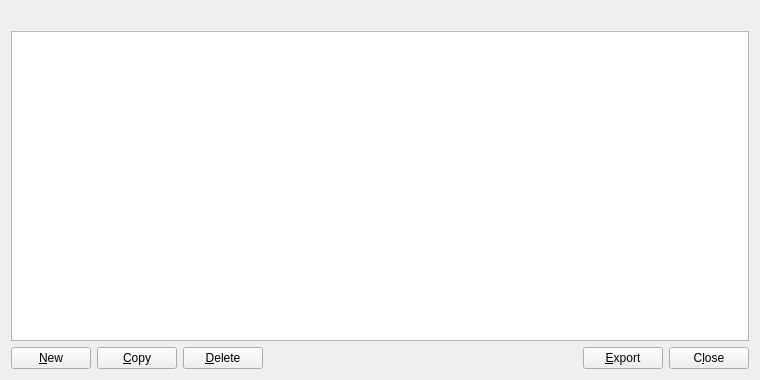
Before: the Qt Designer form src/qt/forms/addressbookpage.ui in SilubiumProject/slucore, drawn with Qt 5.
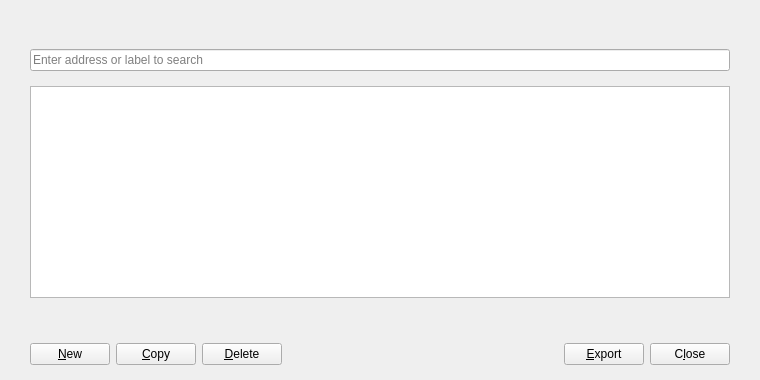
After: the same form once the commit is applied. Icons and pictures are not drawn.

The edit to the form file:
```diff
--- a/src/qt/forms/addressbookpage.ui
+++ b/src/qt/forms/addressbookpage.ui
@@ -11,6 +11,38 @@
    </rect>
   </property>
   <layout class="QVBoxLayout" name="verticalLayout">
+   <property name="spacing">
+    <number>0</number>
+   </property>
+   <property name="leftMargin">
+    <number>0</number>
+   </property>
+   <property name="topMargin">
+    <number>0</number>
+   </property>
+   <property name="rightMargin">
+    <number>0</number>
+   </property>
+   <property name="bottomMargin">
+    <number>0</number>
+   </property>
+   <item>
+    <layout class="QVBoxLayout" name="verticalLayout_2">
+     <property name="spacing">
+      <number>15</number>
+     </property>
+     <property name="leftMargin">
+      <number>30</number>
+     </property>
+     <property name="topMargin">
+      <number>20</number>
+     </property>
+     <property name="rightMargin">
+      <number>30</number>
+     </property>
+     <property name="bottomMargin">
+      <number>20</number>
+     </property>
    <item>
     <widget class="QLabel" name="labelExplanation">
      <property name="textFormat">
@@ -21,6 +53,13 @@
      </property>
     </widget>
    </item>
+     <item>
+      <widget class="QLineEdit" name="searchLineEdit">
+       <property name="placeholderText">
+        <string>Enter address or label to search</string>
+       </property>
+      </widget>
+     </item>
    <item>
     <widget class="QTableView" name="tableView">
      <property name="contextMenuPolicy">
@@ -49,8 +88,23 @@
      </attribute>
     </widget>
    </item>
+    </layout>
+   </item>
    <item>
+    <widget class="QWidget" name="buttonsContainerWhite" native="true">
     <layout class="QHBoxLayout" name="horizontalLayout">
+      <property name="leftMargin">
+       <number>30</number>
+      </property>
+      <property name="topMargin">
+       <number>25</number>
+      </property>
+      <property name="rightMargin">
+       <number>30</number>
+      </property>
+      <property name="bottomMargin">
+       <number>15</number>
+      </property>
      <item>
       <widget class="QPushButton" name="newAddress">
        <property name="toolTip">
@@ -109,7 +163,7 @@
        </property>
        <property name="sizeHint" stdset="0">
         <size>
-         <width>40</width>
+          <width>267</width>
          <height>20</height>
         </size>
        </property>
@@ -149,6 +203,7 @@
       </widget>
      </item>
     </layout>
+    </widget>
    </item>
   </layout>
  </widget>
```
Lines whose indentation alone changed are shown as unchanged.
